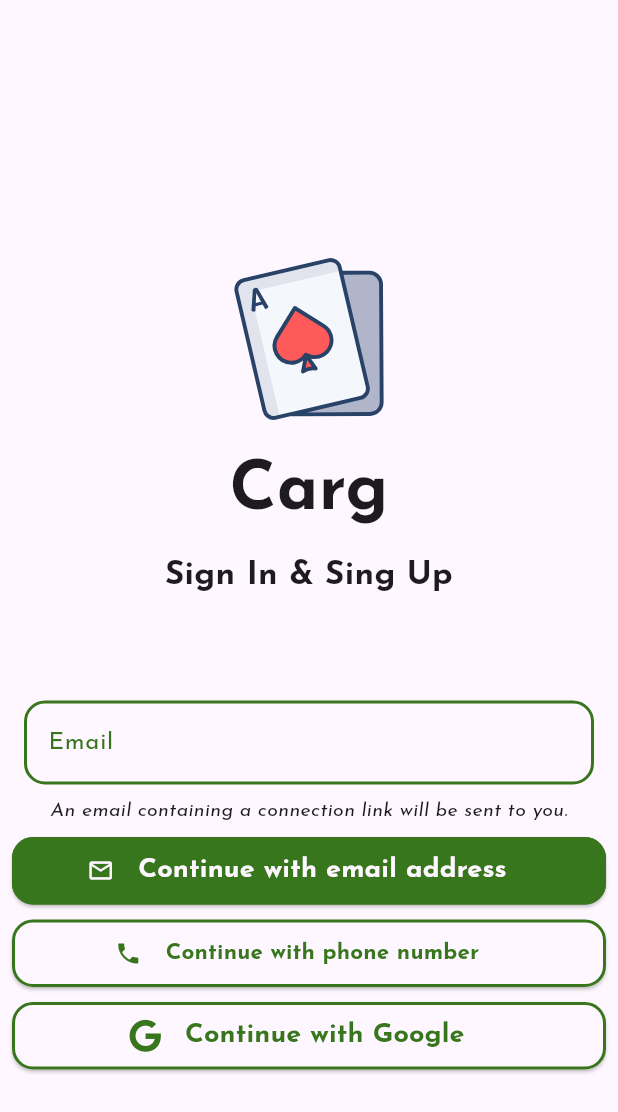
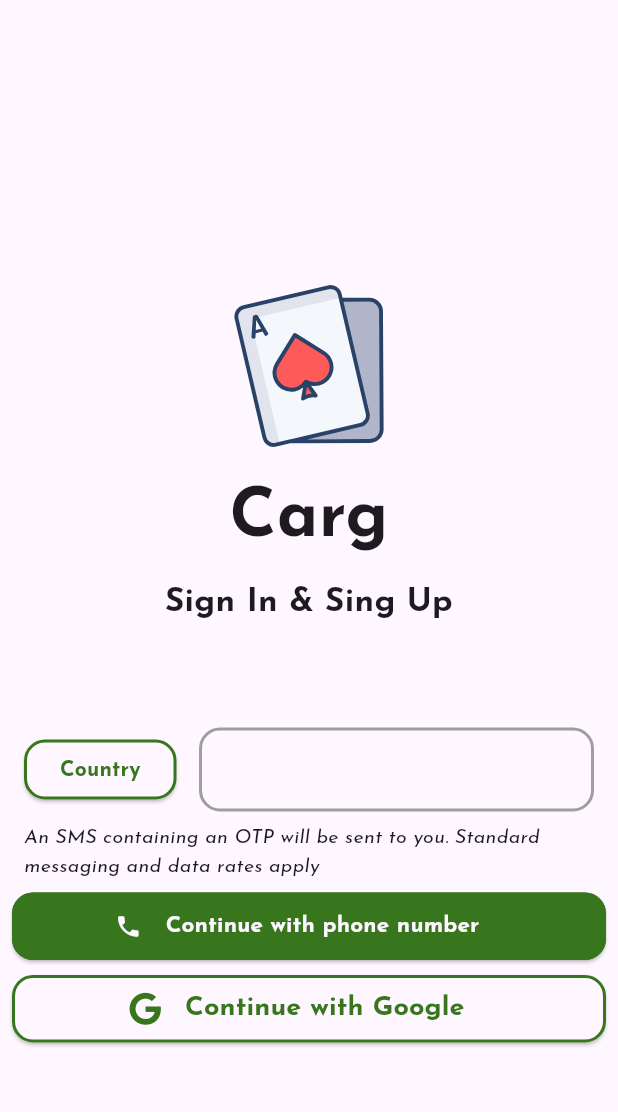
Before and after one commit to vareversat/carg, a Flutter app: the screen it shows after launch, on a phone screen of 412 x 824 dp. Shown: the top 1112 px of the screen. Run offline on Flutter 3.47's test engine with Material 3 defaults, Android fonts, the phone set to English and light mode, and no system bars; our stand-ins replace cloud_firestore, firebase_auth, firebase_core, flutter_secure_storage, flutter_spinkit, flutter_svg and 11 more; missing offline and left inert: enum_to_string, firebase_app_check, flutter_libphonenumber, googleapis; accounts and stored records are empty.

Commit message:
chore(deps): remove `firebase_dynamic_links` from the project (#575)
This deps is discontinued
 - Remove Email login capabilities

```diff
--- a/analysis_options.yaml
+++ b/analysis_options.yaml
@@ -8,5 +8,4 @@ analyzer:
   exclude:
     - "**.g.dart"
     - "**.mocks.dart"
-    - "**register**" # DeepLink is deprecated but wont be updated :(
     - "lib/generated_plugin_registrant.dart"
--- a/lib/l10n/app_en.arb
+++ b/lib/l10n/app_en.arb
@@ -53,10 +53,6 @@
   "deleteAll": "Delete all",
   "dixDeDer": "Dix de der (+10)",
   "edition": "Edition",
-  "email": "Email",
-  "emailSent": "Login email sent",
-  "emailSentAndSignOut": "Validation link sent. You will be logged out",
-  "emailSentWithLink": "An email containing a connection link will be sent to you.",
   "ended": "Ended",
   "enterOtp": "Please enter the OTP code sent to",
   "error": "Error",
@@ -104,13 +100,11 @@
   "myProfile": "My profile",
   "myTeams": "My teams",
   "newGame": "New game",
-  "newEmail": "New email address",
   "newPhoneNumber": "New phone number",
   "newPhoneNumberValidate": "New phone number validated successfully!",
   "newPlayer": "New player",
   "newRound": "New round",
   "no": "No",
-  "noEmailProvided": "No email provided",
   "noGamesYet": "No games yet",
   "noName": "No name",
   "noPhoneNumberProvided": "No phone number provided",
--- a/lib/l10n/app_fr.arb
+++ b/lib/l10n/app_fr.arb
@@ -53,10 +53,6 @@
   "deleteAll": "Tout supprimer",
   "dixDeDer": "Dix de der (+10)",
   "edition": "Édition",
-  "email": "Email",
-  "emailSent": "Email de conexion envoyé",
-  "emailSentAndSignOut": "Lien de validation envoyé. Vous allez être déconnecté",
-  "emailSentWithLink": "Un email contenant un lien de connexion va vous être envoyé",
   "ended": "Terminée",
   "enterOtp": "Veuillez entrer le code OTP envoyé au",
   "error": "Erreur",
@@ -104,13 +100,11 @@
   "myProfile": "Mon profil",
   "myTeams": "Mes équipes",
   "newGame": "Nouvelle partie",
-  "newEmail": "Nouvelle adresse email",
   "newPhoneNumber": "Nouveau numéro de téléphone",
   "newPhoneNumberValidate": "Nouveau numéro de téléphone validé avec succès !",
   "newPlayer": "Nouveau.elle joueur.euse",
   "newRound": "Nouvelle manche",
   "no": "Non",
-  "noEmailProvided": "Pas d'email renseigné",
   "noGamesYet": "Pas encore de parties",
   "noName": "Sans nom",
   "noPhoneNumberProvided": "Pas de numéro de téléphone renseigné",
--- a/lib/l10n/app_localizations.dart
+++ b/lib/l10n/app_localizations.dart
@@ -356,30 +356,6 @@ abstract class AppLocalizations {
   /// **'Edition'**
   String get edition;
 
-  /// No description provided for @email.
-  ///
-  /// In en, this message translates to:
-  /// **'Email'**
-  String get email;
-
-  /// No description provided for @emailSent.
-  ///
-  /// In en, this message translates to:
-  /// **'Login email sent'**
-  String get emailSent;
-
-  /// No description provided for @emailSentAndSignOut.
-  ///
-  /// In en, this message translates to:
-  /// **'Validation link sent. You will be logged out'**
-  String get emailSentAndSignOut;
-
-  /// No description provided for @emailSentWithLink.
-  ///
-  /// In en, this message translates to:
-  /// **'An email containing a connection link will be sent to you.'**
-  String get emailSentWithLink;
-
   /// No description provided for @ended.
   ///
   /// In en, this message translates to:
@@ -662,12 +638,6 @@ abstract class AppLocalizations {
   /// **'New game'**
   String get newGame;
 
-  /// No description provided for @newEmail.
-  ///
-  /// In en, this message translates to:
-  /// **'New email address'**
-  String get newEmail;
-
   /// No description provided for @newPhoneNumber.
   ///
   /// In en, this message translates to:
@@ -697,12 +667,6 @@ abstract class AppLocalizations {
   /// In en, this message translates to:
   /// **'No'**
   String get no;
-
-  /// No description provided for @noEmailProvided.
-  ///
-  /// In en, this message translates to:
-  /// **'No email provided'**
-  String get noEmailProvided;
 
   /// No description provided for @noGamesYet.
   ///
--- a/lib/l10n/app_localizations_en.dart
+++ b/lib/l10n/app_localizations_en.dart
@@ -153,20 +153,6 @@ class AppLocalizationsEn extends AppLocalizations {
   String get edition => 'Edition';
 
   @override
-  String get email => 'Email';
-
-  @override
-  String get emailSent => 'Login email sent';
-
-  @override
-  String get emailSentAndSignOut =>
-      'Validation link sent. You will be logged out';
-
-  @override
-  String get emailSentWithLink =>
-      'An email containing a connection link will be sent to you.';
-
-  @override
   String get ended => 'Ended';
 
   @override
@@ -319,9 +305,6 @@ class AppLocalizationsEn extends AppLocalizations {
   String get newGame => 'New game';
 
   @override
-  String get newEmail => 'New email address';
-
-  @override
   String get newPhoneNumber => 'New phone number';
 
   @override
@@ -336,9 +319,6 @@ class AppLocalizationsEn extends AppLocalizations {
 
   @override
   String get no => 'No';
-
-  @override
-  String get noEmailProvided => 'No email provided';
 
   @override
   String get noGamesYet => 'No games yet';
--- a/lib/l10n/app_localizations_fr.dart
+++ b/lib/l10n/app_localizations_fr.dart
@@ -151,20 +151,6 @@ class AppLocalizationsFr extends AppLocalizations {
 
   @override
   String get edition => 'Édition';
-
-  @override
-  String get email => 'Email';
-
-  @override
-  String get emailSent => 'Email de conexion envoyé';
-
-  @override
-  String get emailSentAndSignOut =>
-      'Lien de validation envoyé. Vous allez être déconnecté';
-
-  @override
-  String get emailSentWithLink =>
-      'Un email contenant un lien de connexion va vous être envoyé';
 
   @override
   String get ended => 'Terminée';
@@ -323,9 +309,6 @@ class AppLocalizationsFr extends AppLocalizations {
   String get newGame => 'Nouvelle partie';
 
   @override
-  String get newEmail => 'Nouvelle adresse email';
-
-  @override
   String get newPhoneNumber => 'Nouveau numéro de téléphone';
 
   @override
@@ -340,9 +323,6 @@ class AppLocalizationsFr extends AppLocalizations {
 
   @override
   String get no => 'Non';
-
-  @override
-  String get noEmailProvided => 'Pas d\'email renseigné';
 
   @override
   String get noGamesYet => 'Pas encore de parties';
--- a/lib/views/screens/register/register_screen.dart
+++ b/lib/views/screens/register/register_screen.dart
@@ -4,9 +4,7 @@ import 'package:carg/helpers/custom_route.dart';
 import 'package:carg/services/auth/auth_service.dart';
 import 'package:carg/styles/properties.dart';
 import 'package:carg/views/helpers/info_snackbar.dart';
-import 'package:carg/views/widgets/register/register_email_widget.dart';
 import 'package:carg/views/widgets/register/register_phone_widget.dart';
-import 'package:firebase_dynamic_links/firebase_dynamic_links.dart';
 import 'package:flutter/material.dart';
 import 'package:flutter/services.dart';
 import 'package:flutter_svg/svg.dart';
@@ -16,11 +14,8 @@ import 'package:carg/l10n/app_localizations.dart';
 
 class RegisterScreen extends StatefulWidget {
   static const String routeName = '/register';
-  late final FirebaseDynamicLinks linkProvider;
 
-  RegisterScreen({super.key, FirebaseDynamicLinks? linkProvider}) {
-    this.linkProvider = linkProvider ?? FirebaseDynamicLinks.instance;
-  }
+  const RegisterScreen({super.key});
 
   @override
   State<StatefulWidget> createState() {
@@ -97,9 +92,7 @@ class _RegisterScreenState extends State<RegisterScreen>
                 Container(
                   padding: const EdgeInsets.symmetric(horizontal: 8.0),
                   child: ChangeNotifierProvider.value(
-                    value: _RegisterData(
-                      _EmailRegisterMethod(linkProvider: widget.linkProvider),
-                    ),
+                    value: _RegisterData(_PhoneRegisterMethod()),
                     child: Consumer<_RegisterData>(
                       builder:
                           (context, registerData, _) => Column(
@@ -113,62 +106,6 @@ class _RegisterScreenState extends State<RegisterScreen>
                                         .selectedRegisterMethod
                                         .registrationWidget,
                               ),
-                              SizedBox(
-                                height: 45,
-                                width: double.infinity,
-                                child: ElevatedButton.icon(
-                                  key: const ValueKey('emailButton'),
-                                  icon: const Icon(Icons.mail_outline),
-                                  style: ButtonStyle(
-                                    backgroundColor:
-                                        WidgetStateProperty.all<Color>(
-                                          registerData.selectedRegisterMethod
-                                                  is _EmailRegisterMethod
-                                              ? Theme.of(context).primaryColor
-                                              : Theme.of(context).cardColor,
-                                        ),
-                                    foregroundColor:
-                                        WidgetStateProperty.all<Color>(
-                                          registerData.selectedRegisterMethod
-                                                  is _EmailRegisterMethod
-                                              ? Theme.of(context).cardColor
-                                              : Theme.of(context).primaryColor,
-                                        ),
-                                    shape: WidgetStateProperty.all<
-                                      OutlinedBorder
-                                    >(
-                                      RoundedRectangleBorder(
-                                        side: BorderSide(
-                                          width: 2,
-                                          color: Theme.of(context).primaryColor,
-                                        ),
-                                        borderRadius: BorderRadius.circular(
-                                          CustomProperties.borderRadius,
-                                        ),
-                                      ),
-                                    ),
-                                  ),
-                                  onPressed: () {
-                                    registerData.selectedRegisterMethod =
-                                        _EmailRegisterMethod(
-                                          linkProvider: widget.linkProvider,
-                                        );
-                                  },
-                                  label: Padding(
-                                    padding: const EdgeInsets.all(8.0),
-                                    child: Text(
-                                      AppLocalizations.of(
-                                        context,
-                                      )!.continueWithEmail,
-                                      style: const TextStyle(
-                                        fontWeight: FontWeight.bold,
-                                        fontSize: 18,
-                                      ),
-                                    ),
-                                  ),
-                                ),
-                              ),
-                              const SizedBox(height: 10),
                               SizedBox(
                                 height: 45,
                                 width: double.infinity,
@@ -307,16 +244,6 @@ class _PhoneRegisterMethod extends RegisterMethod {
       );
 }
 
-class _EmailRegisterMethod extends RegisterMethod {
-  _EmailRegisterMethod({required FirebaseDynamicLinks linkProvider})
-    : super(
-        RegisterEmailWidget(
-          credentialVerificationType: CredentialVerificationType.CREATE,
-          linkProvider: linkProvider,
-        ),
-      );
-}
-
 class _GoogleRegisterMethod extends RegisterMethod {
   _GoogleRegisterMethod(BuildContext context)
     : super(
--- a/lib/views/widgets/register/register_email_widget.dart
+++ /dev/null
@@ -1,231 +0,0 @@
-import 'dart:developer' as developer;
-
-import 'package:carg/exceptions/custom_exception.dart';
-import 'package:carg/helpers/custom_route.dart';
-import 'package:carg/services/auth/auth_service.dart';
-import 'package:carg/services/storage_service.dart';
-import 'package:carg/styles/properties.dart';
-import 'package:carg/views/dialogs/dialogs.dart';
-import 'package:carg/views/helpers/info_snackbar.dart';
-import 'package:firebase_dynamic_links/firebase_dynamic_links.dart';
-import 'package:flutter/material.dart';
-import 'package:carg/l10n/app_localizations.dart';
-import 'package:flutter_secure_storage/flutter_secure_storage.dart';
-import 'package:provider/provider.dart';
-
-class RegisterEmailWidget extends StatefulWidget {
-  final CredentialVerificationType credentialVerificationType;
-  final FirebaseDynamicLinks linkProvider;
-
-  const RegisterEmailWidget({
-    super.key,
-    required this.credentialVerificationType,
-    required this.linkProvider,
-  });
-
-  @override
-  State<StatefulWidget> createState() {
-    return _RegisterEmailWidgetState();
-  }
-}
-
-class _RegisterEmailWidgetState extends State<RegisterEmailWidget>
-    with WidgetsBindingObserver {
-  bool _emailSending = false;
-
-  final _store = StorageService(
-    flutterSecureStorage: const FlutterSecureStorage(),
-  );
-  final GlobalKey<State> _keyLoader = GlobalKey<State>();
-
-  Future<dynamic> _signInWithEmailAndLink(String email) async {
-    await _store.setEmail(email);
-    try {
-      setState(() {
-        _emailSending = true;
-      });
-      if (widget.credentialVerificationType ==
-          CredentialVerificationType.CREATE) {
-        await Provider.of<AuthService>(
-          context,
-          listen: false,
-        ).sendSignInWithEmailLink(email);
-        InfoSnackBar.showSnackBar(
-          context,
-          AppLocalizations.of(context)!.emailSent,
-        );
-      } else {
-        await Provider.of<AuthService>(
-          context,
-          listen: false,
-        ).changeEmail(email);
-        Dialogs.showMessageDialog(
-          context,
-          _keyLoader,
-          AppLocalizations.of(context)!.emailSentAndSignOut,
-        );
-        await Future.delayed(const Duration(seconds: 2));
-        Navigator.of(_keyLoader.currentContext!, rootNavigator: true).pop();
-        await Provider.of<AuthService>(context, listen: false).signOut(context);
-      }
-    } on CustomException catch (e) {
-      InfoSnackBar.showSnackBar(context, e.message);
-      setState(() {
-        _emailSending = false;
-      });
-    } finally {
-      setState(() {
-        _emailSending = false;
-      });
-    }
-  }
-
-  Future<void> _retrieveDynamicLink() async {
-    final data = await widget.linkProvider.getInitialLink();
-    final deepLink = data?.link;
-    var isLogged =
-        await Provider.of<AuthService>(context, listen: false).isAlreadyLogin();
-    developer.log('Logged : $isLogged', name: 'carg.dynamic-link');
-    if (deepLink != null && !isLogged) {
-      var link = deepLink.toString();
-      var email = await _store.getEmail();
-      developer.log('Link : $link', name: 'carg.dynamic-link');
-      developer.log('Email : $email', name: 'carg.dynamic-link');
-      try {
-        await Provider.of<AuthService>(
-          context,
-          listen: false,
-        ).signInWithEmailLink(email!, link);
-        developer.log('Sing in : OK', name: 'carg.dynamic-link');
-        Dialogs.showLoadingDialog(context, _keyLoader, 'Connexion');
-        await Navigator.pushReplacement(
-          context,
-          CustomRouteFade(
-            builder:
-                (context) =>
-                    Provider.of<AuthService>(
-                      context,
-                      listen: false,
-                    ).getCorrectLandingScreen(),
-          ),
-        );
-      } on CustomException catch (e) {
-        developer.log(e.message, name: 'carg.dynamic-link');
-        InfoSnackBar.showSnackBar(context, e.message);
-      } finally {
-        if (_keyLoader.currentContext != null) {
-          Navigator.of(_keyLoader.currentContext!, rootNavigator: true).pop();
-        }
-      }
-    }
-  }
-
-  @override
-  void didChangeAppLifecycleState(AppLifecycleState state) {
-    if (state == AppLifecycleState.resumed) {
-      developer.log(
-        'Call from didChangeAppLifecycleState',
-        name: 'carg.dynamic-link',
-      );
-      _retrieveDynamicLink();
-    }
-  }
-
-  @override
-  void initState() {
-    super.initState();
-    developer.log('Call from initState', name: 'carg.dynamic-link');
-    WidgetsBinding.instance.addObserver(this);
-    _retrieveDynamicLink();
-  }
-
-  @override
-  void dispose() {
-    WidgetsBinding.instance.removeObserver(this);
-    super.dispose();
-  }
-
-  @override
-  Widget build(BuildContext context) {
-    return Padding(
-      padding: const EdgeInsets.all(8.0),
-      child: Column(
-        children: [
-          Row(
-            children: [
-              AnimatedSize(
-                key: const ValueKey('placeholderPhoneContainer'),
-                curve: Curves.ease,
-                duration: const Duration(milliseconds: 200),
-                child:
-                    _emailSending
-                        ? const Padding(
-                          padding: EdgeInsets.only(right: 15),
-                          child: CircularProgressIndicator(strokeWidth: 5),
-                        )
-                        : const SizedBox(width: 0),
-              ),
-              Flexible(
-                child: TextField(
-                  textInputAction: TextInputAction.go,
-                  autofillHints: const [AutofillHints.email],
-                  onSubmitted: (value) async {
-                    if (value.isNotEmpty) {
-                      await _signInWithEmailAndLink(value);
-                    }
-                  },
-                  keyboardType: TextInputType.emailAddress,
-                  decoration: InputDecoration(
-                    labelText: AppLocalizations.of(context)!.email,
-                    labelStyle: TextStyle(
-                      color: Theme.of(context).primaryColor,
-                      fontWeight: FontWeight.normal,
-                    ),
-                    fillColor: Theme.of(context).primaryColor,
-                    disabledBorder: OutlineInputBorder(
-                      borderRadius: BorderRadius.circular(
-                        CustomProperties.borderRadius,
-                      ),
-                      borderSide: const BorderSide(
-                        color: Colors.grey,
-                        width: 2.0,
-                      ),
-                    ),
-                    focusedBorder: OutlineInputBorder(
-                      borderRadius: BorderRadius.circular(
-                        CustomProperties.borderRadius,
-                      ),
-                      borderSide: BorderSide(
-                        color: Theme.of(context).primaryColor,
-                        width: 2.0,
-                      ),
-                    ),
-                    enabledBorder: OutlineInputBorder(
-                      borderRadius: BorderRadius.circular(
-                        CustomProperties.borderRadius,
-                      ),
-                      borderSide: BorderSide(
-                        color: Theme.of(context).primaryColor,
-                        width: 2.0,
-                      ),
-                    ),
-                  ),
-                ),
-              ),
-            ],
-          ),
-          const SizedBox(height: 8),
-          widget.credentialVerificationType == CredentialVerificationType.CREATE
-              ? Text(
-                AppLocalizations.of(context)!.emailSentWithLink,
-                style: const TextStyle(
-                  fontStyle: FontStyle.italic,
-                  fontSize: 13,
-                ),
-              )
-              : const SizedBox(height: 10),
-        ],
-      ),
-    );
-  }
-}
--- a/pubspec.yaml
+++ b/pubspec.yaml
@@ -14,7 +14,6 @@ dependencies:
   firebase_crashlytics: ^4.0.3
   firebase_core: ^3.2.0
   firebase_auth: ^5.1.2
-  firebase_dynamic_links: ^6.0.3
   firebase_app_check: ^0.3.0+3
   google_sign_in: ^6.0.0
   google_mobile_ads: ^6.0.0
```
Also changed, not shown: lib/gen/assets.gen.dart (added, +120 -0 lines), lib/gen/fonts.gen.dart (added, +15 -0 lines), lib/views/screens/register/edit_email_screen.dart (deleted, +0 -49 lines), lib/views/screens/settings_screen.dart (+0 -28 lines), pubspec.lock, 40 other files.
